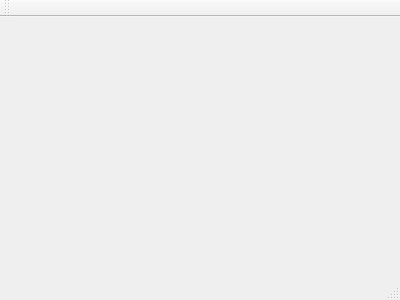
First picture: the form in TIN-klient/mainwindow.ui, repository quetz05/tin, before the edit.
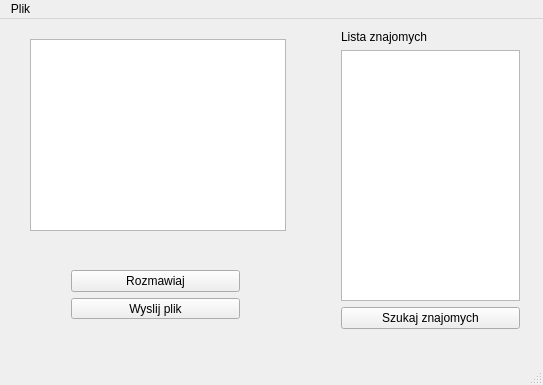
Second picture: the form after the edit.

Commit message: Wstepne GUI do klienta

What changed in the file:
```diff
--- a/TIN-klient/mainwindow.ui
+++ b/TIN-klient/mainwindow.ui
@@ -1,24 +1,125 @@
 <ui version="4.0">
  <class>MainWindow</class>
- <widget class="QMainWindow" name="MainWindow" >
-  <property name="geometry" >
+ <widget class="QMainWindow" name="MainWindow">
+  <property name="geometry">
    <rect>
     <x>0</x>
     <y>0</y>
-    <width>400</width>
-    <height>300</height>
+    <width>543</width>
+    <height>385</height>
    </rect>
   </property>
   <property name="windowTitle" >
    <string>MainWindow</string>
   </property>
-  <widget class="QMenuBar" name="menuBar" />
-  <widget class="QToolBar" name="mainToolBar" />
-  <widget class="QWidget" name="centralWidget" />
-  <widget class="QStatusBar" name="statusBar" />
+  <widget class="QWidget" name="centralWidget">
+   <widget class="QWidget" name="gridLayoutWidget">
+    <property name="geometry">
+     <rect>
+      <x>330</x>
+      <y>0</y>
+      <width>201</width>
+      <height>321</height>
+     </rect>
+    </property>
+    <layout class="QGridLayout" name="gridLayout">
+     <item row="2" column="0">
+      <widget class="QPushButton" name="pushSzukajZnajomych">
+       <property name="text">
+        <string>Szukaj znajomych</string>
+       </property>
+      </widget>
+     </item>
+     <item row="1" column="0">
+      <widget class="QListView" name="listaZnajomych"/>
+     </item>
+     <item row="0" column="0">
+      <widget class="QLabel" name="titListaZnajomych">
+       <property name="text">
+        <string>Lista znajomych</string>
+       </property>
+      </widget>
+     </item>
+    </layout>
+   </widget>
+   <widget class="QWidget" name="verticalLayoutWidget">
+    <property name="geometry">
+     <rect>
+      <x>60</x>
+      <y>240</y>
+      <width>191</width>
+      <height>71</height>
+     </rect>
+    </property>
+    <layout class="QVBoxLayout" name="verticalLayout_4">
+     <item>
+      <widget class="QPushButton" name="pushRozmawiaj">
+       <property name="text">
+        <string>Rozmawiaj</string>
+       </property>
+      </widget>
+     </item>
+     <item>
+      <widget class="QPushButton" name="pushWyslijPlik">
+       <property name="text">
+        <string>Wyslij plik</string>
+       </property>
+      </widget>
+     </item>
+    </layout>
+   </widget>
+   <widget class="QGraphicsView" name="logoView">
+    <property name="geometry">
+     <rect>
+      <x>30</x>
+      <y>20</y>
+      <width>256</width>
+      <height>192</height>
+     </rect>
+    </property>
+    <property name="interactive">
+     <bool>false</bool>
+    </property>
+   </widget>
+  </widget>
+  <widget class="QMenuBar" name="menuBar">
+   <property name="geometry">
+    <rect>
+     <x>0</x>
+     <y>0</y>
+     <width>543</width>
+     <height>20</height>
+    </rect>
+   </property>
+   <widget class="QMenu" name="menuPlik">
+    <property name="title">
+     <string>Plik</string>
+    </property>
+    <addaction name="actionSzukajZnajomych"/>
+    <addaction name="separator"/>
+    <addaction name="actionWyloguj"/>
+    <addaction name="actionZakoncz"/>
+   </widget>
+   <addaction name="menuPlik"/>
+  </widget>
+  <widget class="QStatusBar" name="statusBar"/>
+  <action name="actionSzukajZnajomych">
+   <property name="text">
+    <string>Szukaj znajomych</string>
+   </property>
+  </action>
+  <action name="actionZakoncz">
+   <property name="text">
+    <string>Zakończ</string>
+   </property>
+  </action>
+  <action name="actionWyloguj">
+   <property name="text">
+    <string>Wyloguj</string>
+   </property>
+  </action>
  </widget>
- <layoutDefault spacing="6" margin="11" />
- <pixmapfunction></pixmapfunction>
+ <layoutdefault spacing="6" margin="11"/>
  <resources/>
  <connections/>
 </ui>
```
Left out of the diff: 5 changed lines with no effect on the pictures. The commit also changes 6 other files.
